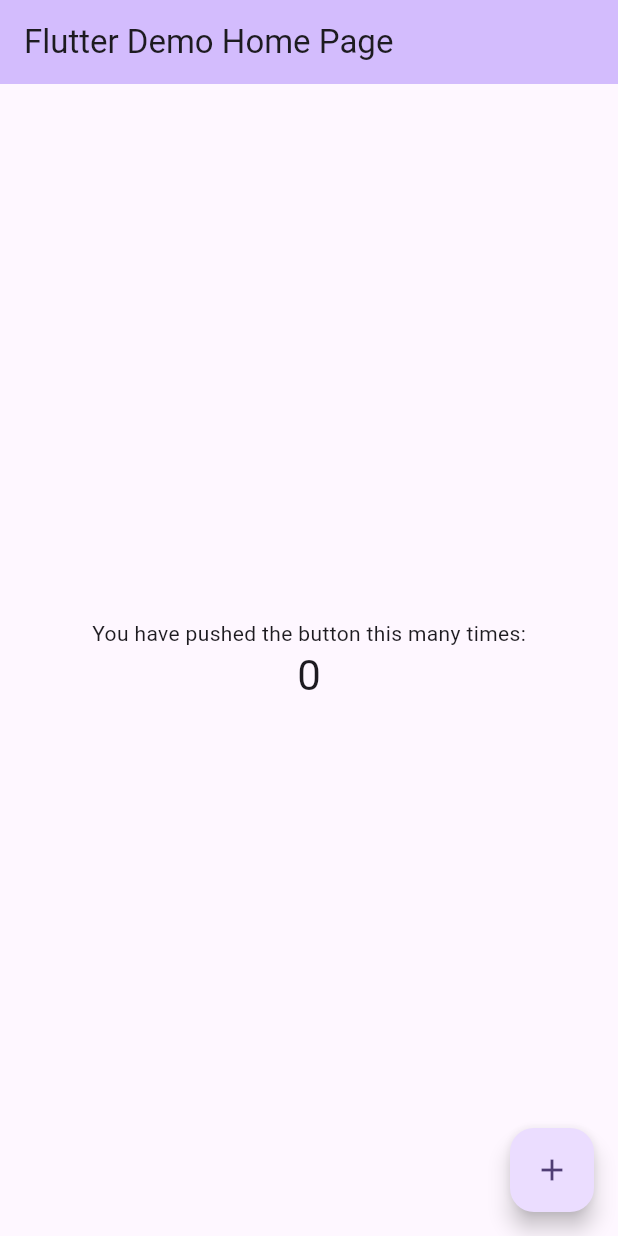
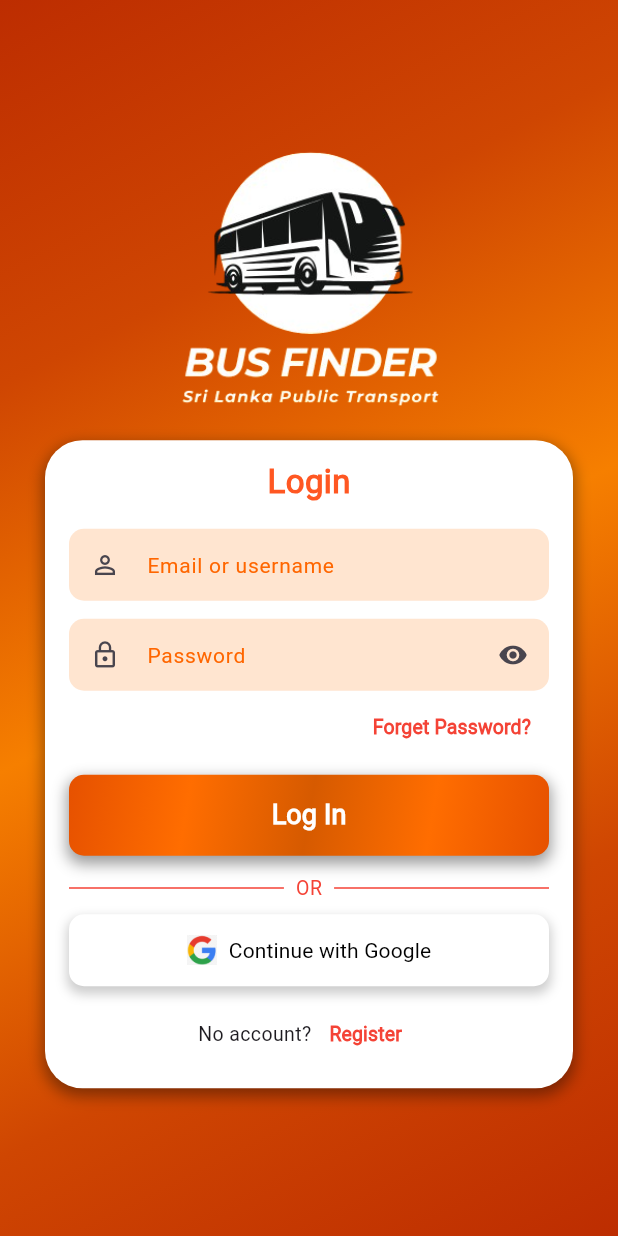
Before and after one commit to ChalithaSathsara/passenger_application, a Flutter app: the screen it shows after launch, on a phone screen of 412 x 824 dp. Run offline on Flutter 3.47's test engine with Material 3 defaults, Android fonts, the phone set to English and light mode, and no system bars.

Commit message:
implement login screen

```diff
--- a/lib/main.dart
+++ b/lib/main.dart
@@ -1,4 +1,5 @@
 import 'package:flutter/material.dart';
+import 'package:passenger_app/screens/login_screen.dart';
 
 void main() {
   runApp(const MyApp());
@@ -7,116 +8,15 @@ void main() {
 class MyApp extends StatelessWidget {
   const MyApp({super.key});
 
-  // This widget is the root of your application.
   @override
   Widget build(BuildContext context) {
     return MaterialApp(
       title: 'Flutter Demo',
       theme: ThemeData(
-        // This is the theme of your application.
-        //
-        // TRY THIS: Try running your application with "flutter run". You'll see
-        // the application has a purple toolbar. Then, without quitting the app,
-        // try changing the seedColor in the colorScheme below to Colors.green
-        // and then invoke "hot reload" (save your changes or press the "hot
-        // reload" button in a Flutter-supported IDE, or press "r" if you used
-        // the command line to start the app).
-        //
-        // Notice that the counter didn't reset back to zero; the application
-        // state is not lost during the reload. To reset the state, use hot
-        // restart instead.
-        //
-        // This works for code too, not just values: Most code changes can be
-        // tested with just a hot reload.
         colorScheme: ColorScheme.fromSeed(seedColor: Colors.deepPurple),
+        fontFamily: 'Roboto',
       ),
-      home: const MyHomePage(title: 'Flutter Demo Home Page'),
+      home: const Logingscreen(),
     );
   }
 }
-
-class MyHomePage extends StatefulWidget {
-  const MyHomePage({super.key, required this.title});
-
-  // This widget is the home page of your application. It is stateful, meaning
-  // that it has a State object (defined below) that contains fields that affect
-  // how it looks.
-
-  // This class is the configuration for the state. It holds the values (in this
-  // case the title) provided by the parent (in this case the App widget) and
-  // used by the build method of the State. Fields in a Widget subclass are
-  // always marked "final".
-
-  final String title;
-
-  @override
-  State<MyHomePage> createState() => _MyHomePageState();
-}
-
-class _MyHomePageState extends State<MyHomePage> {
-  int _counter = 0;
-
-  void _incrementCounter() {
-    setState(() {
-      // This call to setState tells the Flutter framework that something has
-      // changed in this State, which causes it to rerun the build method below
-      // so that the display can reflect the updated values. If we changed
-      // _counter without calling setState(), then the build method would not be
-      // called again, and so nothing would appear to happen.
-      _counter++;
-    });
-  }
-
-  @override
-  Widget build(BuildContext context) {
-    // This method is rerun every time setState is called, for instance as done
-    // by the _incrementCounter method above.
-    //
-    // The Flutter framework has been optimized to make rerunning build methods
-    // fast, so that you can just rebuild anything that needs updating rather
-    // than having to individually change instances of widgets.
-    return Scaffold(
-      appBar: AppBar(
-        // TRY THIS: Try changing the color here to a specific color (to
-        // Colors.amber, perhaps?) and trigger a hot reload to see the AppBar
-        // change color while the other colors stay the same.
-        backgroundColor: Theme.of(context).colorScheme.inversePrimary,
-        // Here we take the value from the MyHomePage object that was created by
-        // the App.build method, and use it to set our appbar title.
-        title: Text(widget.title),
-      ),
-      body: Center(
-        // Center is a layout widget. It takes a single child and positions it
-        // in the middle of the parent.
-        child: Column(
-          // Column is also a layout widget. It takes a list of children and
-          // arranges them vertically. By default, it sizes itself to fit its
-          // children horizontally, and tries to be as tall as its parent.
-          //
-          // Column has various properties to control how it sizes itself and
-          // how it positions its children. Here we use mainAxisAlignment to
-          // center the children vertically; the main axis here is the vertical
-          // axis because Columns are vertical (the cross axis would be
-          // horizontal).
-          //
-          // TRY THIS: Invoke "debug painting" (choose the "Toggle Debug Paint"
-          // action in the IDE, or press "p" in the console), to see the
-          // wireframe for each widget.
-          mainAxisAlignment: MainAxisAlignment.center,
-          children: <Widget>[
-            const Text('You have pushed the button this many times:'),
-            Text(
-              '$_counter',
-              style: Theme.of(context).textTheme.headlineMedium,
-            ),
-          ],
-        ),
-      ),
-      floatingActionButton: FloatingActionButton(
-        onPressed: _incrementCounter,
-        tooltip: 'Increment',
-        child: const Icon(Icons.add),
-      ), // This trailing comma makes auto-formatting nicer for build methods.
-    );
-  }
-}
--- /dev/null
+++ b/lib/screens/login_screen.dart
@@ -0,0 +1,329 @@
+import 'package:flutter/material.dart';
+
+class Logingscreen extends StatefulWidget {
+  const Logingscreen({super.key});
+
+  @override
+  State<Logingscreen> createState() => _LogingscreenState();
+}
+
+class _LogingscreenState extends State<Logingscreen> {
+  final GlobalKey<FormState> _formKey = GlobalKey<FormState>();
+
+  String _email = '';
+  String _password = '';
+  bool _isPasswordVisible = false;
+
+  Widget _buildLogo() {
+    return Image.asset(
+      'assets/images/logo.png', // your logo image file path
+      height: 180, // set your desired height
+      fit: BoxFit.contain, // optional: keep aspect ratio
+    );
+  }
+
+  Widget _buildEmailField() {
+    return TextFormField(
+      style: const TextStyle(fontSize: 16), // input text size
+      decoration: InputDecoration(
+        hintText: 'Email or username',
+        hintStyle: const TextStyle(
+          color: Color(0xFFFF6600),
+          fontSize: 14, // standard hint size
+        ),
+        prefixIcon: const Icon(Icons.person_outline, size: 20),
+        contentPadding: const EdgeInsets.symmetric(
+          vertical: 10,
+          horizontal: 12,
+        ),
+        filled: true,
+        fillColor: const Color(0xFFFFE5D0),
+        border: OutlineInputBorder(
+          borderRadius: BorderRadius.circular(10),
+          borderSide: BorderSide.none,
+        ),
+      ),
+      onSaved: (value) {
+        _email = value!;
+      },
+    );
+  }
+
+  Widget _buildPasswordField() {
+    return TextFormField(
+      style: const TextStyle(fontSize: 16),
+      obscureText: !_isPasswordVisible,
+      decoration: InputDecoration(
+        hintText: 'Password',
+        hintStyle: const TextStyle(color: Color(0xFFFF6600), fontSize: 14),
+        prefixIcon: const Icon(Icons.lock_outline, size: 20),
+        suffixIcon: IconButton(
+          icon: Icon(
+            _isPasswordVisible ? Icons.visibility_off : Icons.visibility,
+            size: 20,
+          ),
+          onPressed: () {
+            setState(() {
+              _isPasswordVisible = !_isPasswordVisible;
+            });
+          },
+        ),
+        contentPadding: const EdgeInsets.symmetric(
+          vertical: 10,
+          horizontal: 12,
+        ),
+        filled: true,
+        fillColor: const Color(0xFFFFE5D0),
+        border: OutlineInputBorder(
+          borderRadius: BorderRadius.circular(10),
+          borderSide: BorderSide.none,
+        ),
+      ),
+      onSaved: (value) {
+        _password = value!;
+      },
+    );
+  }
+
+  Widget _buildForgotPassword() {
+    return Align(
+      alignment: Alignment.centerRight,
+      child: TextButton(
+        onPressed: () {},
+        child: const Text(
+          'Forget Password?',
+          style: TextStyle(
+            color: Colors.red,
+            fontSize: 13,
+            fontWeight: FontWeight.bold,
+          ),
+        ),
+      ),
+    );
+  }
+
+  Widget _buildLoginButton() {
+    return Container(
+      decoration: BoxDecoration(
+        gradient: const LinearGradient(
+          colors: [
+            Color(0xFFE65100), // Deep orange (start)
+            Color(0xFFFF6D00), // Bright orange (light)
+            Color(0xFFD65A00), // Medium dark orange (middle - subtle darker)
+            Color(0xFFFF6D00), // Bright orange (light)
+            Color(0xFFE65100), // Deep orange (end)
+          ],
+          begin: Alignment.topLeft,
+          end: Alignment.bottomRight,
+          stops: [0.0, 0.25, 0.5, 0.75, 1.0],
+        ),
+        boxShadow: [
+          BoxShadow(
+            color: const Color.fromARGB(255, 5, 5, 5).withOpacity(0.4),
+            spreadRadius: 1,
+            blurRadius: 8,
+            offset: const Offset(0, 4),
+          ),
+        ],
+        borderRadius: BorderRadius.circular(10),
+      ),
+      child: SizedBox(
+        width: double.infinity,
+        child: ElevatedButton(
+          style: ElevatedButton.styleFrom(
+            backgroundColor:
+                Colors.transparent, // make button background transparent
+            shadowColor: Colors
+                .transparent, // remove button shadow, using container shadow
+            padding: const EdgeInsets.symmetric(vertical: 14),
+            shape: RoundedRectangleBorder(
+              borderRadius: BorderRadius.circular(10),
+            ),
+            elevation: 0,
+          ),
+          onPressed: () {
+            if (_formKey.currentState!.validate()) {
+              _formKey.currentState!.save();
+              print('Email: $_email');
+              print('Password: $_password');
+            }
+          },
+          child: const Text(
+            'Log In',
+            style: TextStyle(
+              fontSize: 18,
+              color: Colors.white,
+              fontWeight: FontWeight.bold, // white text on gradient background
+            ),
+          ),
+        ),
+      ),
+    );
+  }
+
+  Widget _buildOrDivider() {
+    return Row(
+      children: const [
+        Expanded(child: Divider(color: Colors.red)),
+        Padding(
+          padding: EdgeInsets.symmetric(horizontal: 8.0),
+          child: Text("OR", style: TextStyle(color: Colors.red, fontSize: 13)),
+        ),
+        Expanded(child: Divider(color: Colors.red)),
+      ],
+    );
+  }
+
+  Widget _buildGoogleButton() {
+    return Container(
+      decoration: BoxDecoration(
+        boxShadow: [
+          BoxShadow(
+            color: Colors.black.withOpacity(0.2),
+            spreadRadius: 1,
+            blurRadius: 6,
+            offset: const Offset(0, 4), // shadow direction: bottom right
+          ),
+        ],
+        borderRadius: BorderRadius.circular(10),
+      ),
+      child: SizedBox(
+        width: double.infinity, // full width
+        child: OutlinedButton.icon(
+          style: OutlinedButton.styleFrom(
+            padding: const EdgeInsets.symmetric(vertical: 14),
+            backgroundColor: Colors.white,
+            side: const BorderSide(
+              color: Colors.transparent,
+            ), // no outline border
+            shape: RoundedRectangleBorder(
+              borderRadius: BorderRadius.circular(10),
+            ),
+          ),
+          icon: Image.asset('assets/images/google.png', height: 20),
+          label: const Text(
+            'Continue with Google',
+            style: TextStyle(color: Colors.black),
+          ),
+          onPressed: () {
+            print("Google login clicked");
+          },
+        ),
+      ),
+    );
+  }
+
+  Widget _buildRegisterText() {
+    return Row(
+      mainAxisAlignment: MainAxisAlignment.center,
+      children: [
+        const Text('No account?', style: TextStyle(fontSize: 13)),
+        TextButton(
+          onPressed: () {},
+          child: const Text(
+            'Register',
+            style: TextStyle(
+              color: Colors.red,
+              fontSize: 13,
+              fontWeight: FontWeight.bold,
+            ),
+          ),
+        ),
+      ],
+    );
+  }
+
+  @override
+  Widget build(BuildContext context) {
+    return Scaffold(
+      body: Container(
+        // Use a Container to apply gradient background
+        decoration: const BoxDecoration(
+          gradient: LinearGradient(
+            colors: [
+              Color(0xFFBD2D01),
+              Color(0xFFCF4602),
+              Color(0xFFF67F00),
+              Color(0xFFCF4602),
+              Color(0xFFBD2D01),
+            ],
+            begin: Alignment.topLeft,
+            end: Alignment.bottomRight,
+            stops: [0.0, 0.25, 0.5, 0.75, 1.0],
+          ),
+        ),
+        child: SingleChildScrollView(
+          child: ConstrainedBox(
+            constraints: BoxConstraints(
+              minHeight: MediaQuery.of(context).size.height,
+            ),
+            child: IntrinsicHeight(
+              child: Column(
+                mainAxisAlignment: MainAxisAlignment.center,
+                children: [
+                  const SizedBox(height: 20), // reduced top spacing
+                  _buildLogo(),
+                  const SizedBox(height: 15), // reduced spacing
+                  Container(
+                    margin: const EdgeInsets.symmetric(horizontal: 30),
+                    decoration: BoxDecoration(
+                      boxShadow: [
+                        BoxShadow(
+                          color: const Color.fromARGB(
+                            255,
+                            5,
+                            5,
+                            5,
+                          ).withOpacity(0.4),
+                          spreadRadius: 1,
+                          blurRadius: 8,
+                          offset: const Offset(0, 4),
+                        ),
+                      ],
+                      borderRadius: BorderRadius.circular(25),
+                      color: Colors.white,
+                    ),
+                    padding: const EdgeInsets.symmetric(
+                      horizontal: 16,
+                      vertical: 12,
+                    ), // reduced vertical padding
+                    child: Form(
+                      key: _formKey,
+                      child: Column(
+                        mainAxisSize: MainAxisSize.min,
+                        children: [
+                          const Text(
+                            'Login',
+                            style: TextStyle(
+                              fontSize: 22,
+                              fontWeight: FontWeight.bold,
+                              color: Colors.deepOrange,
+                            ),
+                          ),
+                          const SizedBox(height: 16),
+                          _buildEmailField(),
+                          const SizedBox(height: 12),
+                          _buildPasswordField(),
+                          _buildForgotPassword(),
+                          const SizedBox(height: 8),
+                          _buildLoginButton(),
+                          const SizedBox(height: 12),
+                          _buildOrDivider(),
+                          const SizedBox(height: 8),
+                          _buildGoogleButton(),
+                          const SizedBox(height: 8),
+                          _buildRegisterText(),
+                        ],
+                      ),
+                    ),
+                  ),
+                  const SizedBox(height: 20), // reduced bottom spacing
+                ],
+              ),
+            ),
+          ),
+        ),
+      ),
+    );
+  }
+}
```
Also changed, not shown: pubspec.yaml (+9 -10 lines), assets/fonts/Roboto-Regular.ttf (added), assets/images/audio.png (deleted), assets/images/bus.jpg (added), assets/images/google.png (added), assets/images/logo.png (added).
